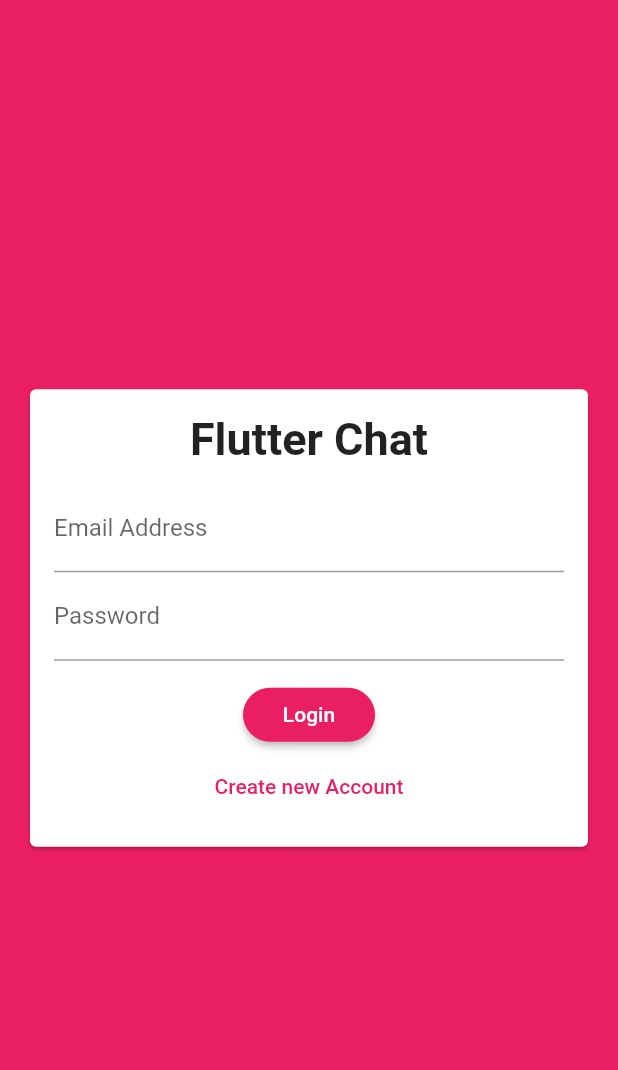
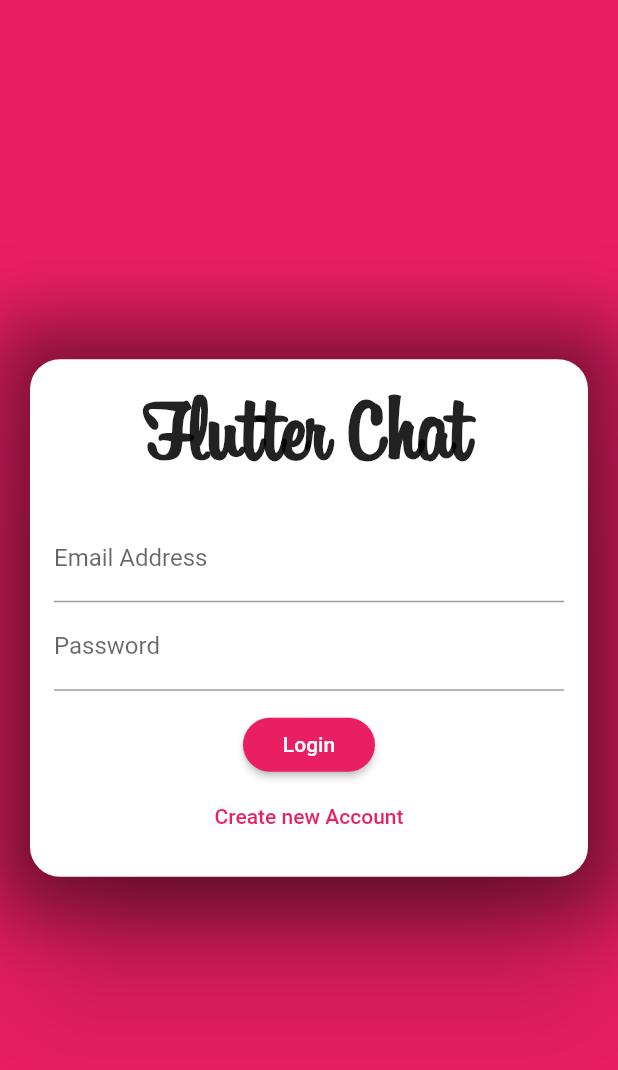
Before and after one commit to Vishnuanand77/Flutter-Chat-App, a Flutter app: the screen it shows after launch, on a phone screen of 412 x 824 dp. Shown: the top 1070 px of the screen. Run offline on Flutter 3.47's test engine with Material 2 defaults, Android fonts, the phone set to English and light mode, and no system bars; our stand-ins replace cloud_firestore, firebase_auth; accounts and stored records are empty.

Commit message:
Made minor UI changes

```diff
--- a/lib/Widgets/Auth/auth_form.dart
+++ b/lib/Widgets/Auth/auth_form.dart
@@ -48,8 +48,22 @@ class _AuthFormState extends State<AuthForm> {
   @override
   Widget build(BuildContext context) {
     return Center(
+      child: Container(
+        decoration: new BoxDecoration(
+          boxShadow: [
+            new BoxShadow(
+              color: Colors.black45,
+              blurRadius: 40.0,
+              spreadRadius: 5.0,
+            ),
+          ],
+        ),
         child: Card(
+          elevation: 40,
           margin: EdgeInsets.all(20),
+          shape: RoundedRectangleBorder(
+            borderRadius: BorderRadius.circular(20),
+          ),
           child: SingleChildScrollView(
             child: Padding(
               padding: EdgeInsets.all(16),
@@ -61,8 +75,9 @@ class _AuthFormState extends State<AuthForm> {
                     Text(
                       'Flutter Chat',
                       style: TextStyle(
-                      fontSize: 30,
+                        fontSize: 60,
                         fontWeight: FontWeight.bold,
+                        fontFamily: 'Billabong',
                       ),
                     ),
                     SizedBox(height: 12),
@@ -130,6 +145,7 @@ class _AuthFormState extends State<AuthForm> {
             ),
           ),
         ),
+      ),
     );
   }
 }
```
Also changed, not shown: pubspec.yaml (+5 -6 lines), assets/fonts/billabong.ttf (added). Lines whose indentation alone changed are shown as unchanged.
